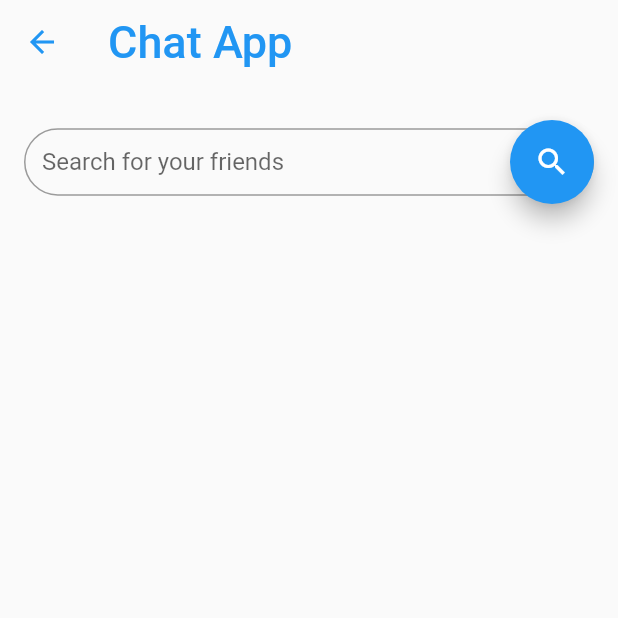
After one commit to DevanK20000/Chat-App, a Flutter app: the Search screen opened directly, on a phone screen of 412 x 824 dp, the top half of it. The commit adds this screen. Run offline on Flutter 3.47's test engine with Material 2 defaults, Android fonts, the phone set to English and light mode, and no system bars; our stand-ins replace cloud_firestore, firebase_auth, firebase_core; accounts and stored records are empty.

```diff
--- a/lib/main.dart
+++ b/lib/main.dart
@@ -1,4 +1,4 @@
-import 'package:chat_app_college_project/views/signnup.dart';
+import 'package:chat_app_college_project/helpers/authenticate.dart';
 import 'package:chat_app_college_project/widgets/loading.dart';
 import 'package:flutter/material.dart';
 import 'package:flutter/services.dart';
@@ -35,7 +35,7 @@ class MyApp extends StatelessWidget {
               backgroundColor: Colors.white,
               visualDensity: VisualDensity.adaptivePlatformDensity,
             ),
-            home: SignUp(),
+            home: Authenticate(),
           );
         }
         return loading();
--- /dev/null
+++ b/lib/views/search.dart
@@ -0,0 +1,52 @@
+import 'package:chat_app_college_project/widgets/appbar.dart';
+import 'package:flutter/material.dart';
+
+class Search extends StatefulWidget {
+  Search({Key key}) : super(key: key);
+
+  @override
+  _SearchState createState() => _SearchState();
+}
+
+class _SearchState extends State<Search> {
+  TextEditingController searchTextEditingController =
+      new TextEditingController();
+  @override
+  Widget build(BuildContext context) {
+    return Scaffold(
+      appBar: appbarmain(context),
+      body: Container(
+        child: Column(
+          children: [
+            Container(
+              padding: EdgeInsets.symmetric(vertical: 24, horizontal: 16),
+              child: Stack(
+                alignment: Alignment.centerRight,
+                children: [
+                  Container(
+                    height: 45,
+                    child: TextField(
+                      controller: searchTextEditingController,
+                      textAlign: TextAlign.justify,
+                      decoration: InputDecoration(
+                        labelText: "Search for your friends",
+                        border: OutlineInputBorder(
+                          borderRadius:
+                              const BorderRadius.all(Radius.circular(30)),
+                        ),
+                      ),
+                    ),
+                  ),
+                  FloatingActionButton(
+                    onPressed: () {},
+                    child: Icon(Icons.search),
+                  ),
+                ],
+              ),
+            ),
+          ],
+        ),
+      ),
+    );
+  }
+}
--- a/lib/widgets/appbar.dart
+++ b/lib/widgets/appbar.dart
@@ -9,6 +9,9 @@ Widget appbarmain(BuildContext context) {
         fontSize: 30,
       ),
     ),
+    iconTheme: IconThemeData(
+      color: Colors.blue, //change your color here
+    ),
     brightness: Brightness.light,
     backgroundColor: Colors.white.withOpacity(0),
     elevation: 0,
--- a/lib/widgets/buttons.dart
+++ b/lib/widgets/buttons.dart
@@ -1,11 +1,11 @@
 import 'package:flutter/material.dart';
 
-Widget signinwithemail(int i) {
+Widget signinwithemail(int i, Function log) {
   return Container(
     height: 50.0,
     padding: EdgeInsets.zero,
     child: ElevatedButton(
-      onPressed: () {},
+      onPressed: log,
       style: ButtonStyle(
         padding: MaterialStateProperty.all<EdgeInsets>(EdgeInsets.zero),
         shape: MaterialStateProperty.all<RoundedRectangleBorder>(
```
Also changed, not shown: lib/helpers/authenticate.dart (added, +25 -0 lines), lib/services/database.dart (added, +14 -0 lines), lib/views/chatroom.dart (added, +54 -0 lines), lib/views/signin.dart (+4 -3 lines), lib/views/signnup.dart (+19 -3 lines), lib/views/chatsroom.dart (deleted), 1 other file.
